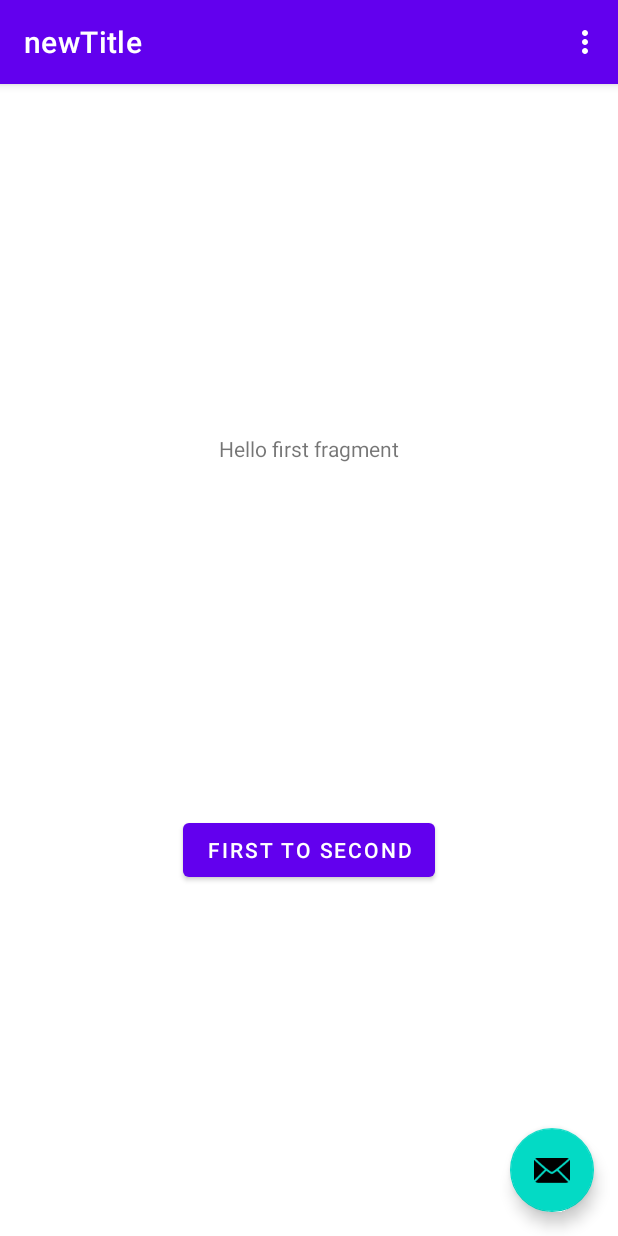
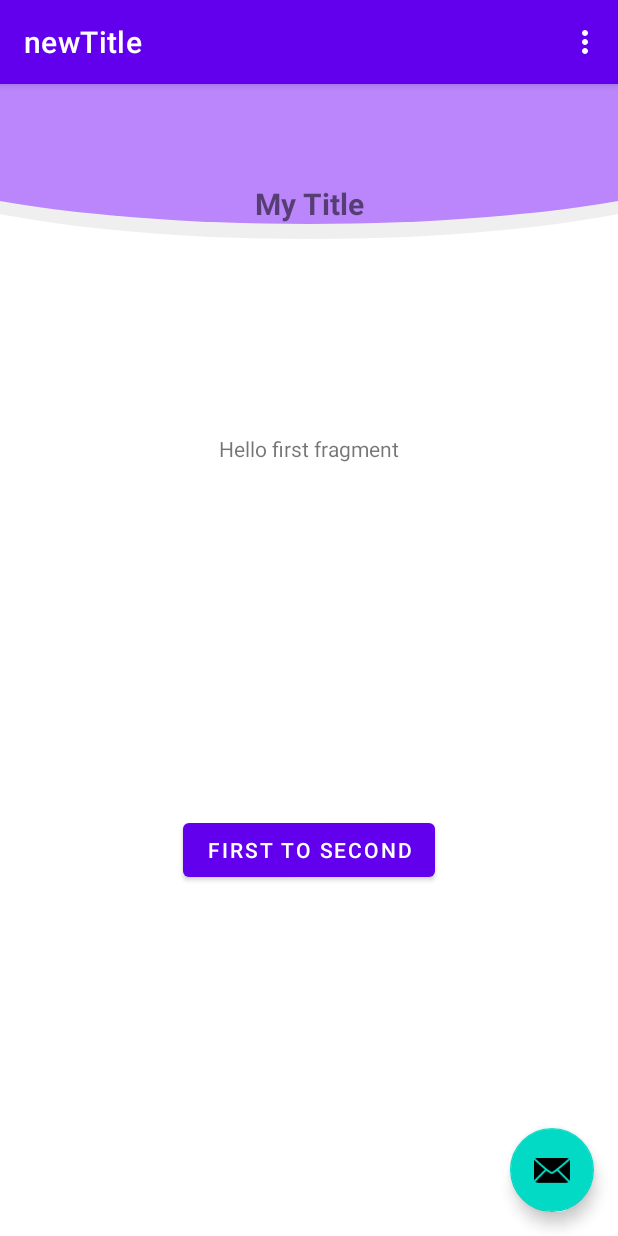
Before and after one commit to HitomiHoshi/testingandroidjava, an Android app: the screen it shows after launch (MainActivity), on a phone screen of 412 x 824 dp. Run offline under Robolectric (Android 15) with nearby library versions, the phone set to English and light mode, and no system bars.

Commit message:
curve toolbar

```diff
--- /dev/null
+++ b/app/src/main/res/drawable/test1.xml
@@ -0,0 +1,24 @@
+<?xml version="1.0" encoding="utf-8"?>
+<layer-list xmlns:android="http://schemas.android.com/apk/res/android">
+    <item>
+        <shape android:shape="rectangle" />
+    </item>
+    <item
+        android:bottom="0dp"
+        android:left="-100dp"
+        android:right="-100dp"
+        android:top="-80dp">
+        <shape android:shape="oval">
+            <solid android:color="#50CCCCCC" />
+        </shape>
+    </item>
+    <item
+        android:bottom="10dp"
+        android:left="-100dp"
+        android:right="-100dp"
+        android:top="-80dp">
+        <shape android:shape="oval">
+            <solid android:color="@color/purple_200"/>//Background Color
+        </shape>
+    </item>
+</layer-list>
--- a/app/src/main/res/layout/fragment_first.xml
+++ b/app/src/main/res/layout/fragment_first.xml
@@ -5,6 +5,29 @@
     android:layout_width="match_parent"
     android:layout_height="match_parent"
     tools:context=".FirstFragment">
+
+    <androidx.appcompat.widget.Toolbar
+        android:id="@+id/toolbar"
+        android:layout_width="0dp"
+        android:layout_height="wrap_content"
+        android:background="@color/purple_200"
+        app:elevation="0dp"
+        app:layout_constraintEnd_toEndOf="parent"
+        app:layout_constraintStart_toStartOf="parent"
+        app:layout_constraintTop_toTopOf="parent" />
+
+    <TextView
+        android:layout_width="0dp"
+        android:layout_height="wrap_content"
+        android:background="@drawable/test1"
+        android:gravity="center"
+        android:padding="10dp"
+        android:text="My Title"
+        android:textSize="20sp"
+        android:textStyle="bold"
+        app:layout_constraintEnd_toEndOf="parent"
+        app:layout_constraintStart_toStartOf="parent"
+        app:layout_constraintTop_toBottomOf="@+id/toolbar" />
 
     <TextView
         android:id="@+id/textview_first"
```
